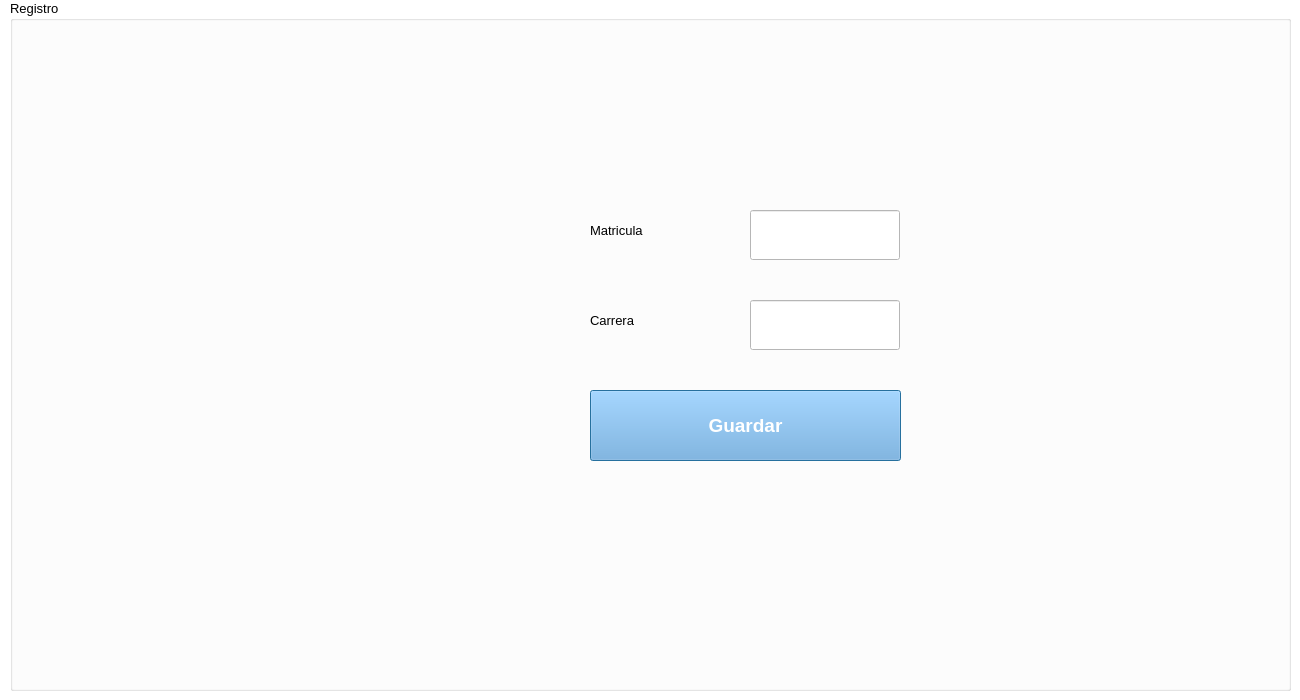
Before: the Qt Designer form UserExperience/views/register.ui in ChavezE/smartbooth, drawn with Qt 5.
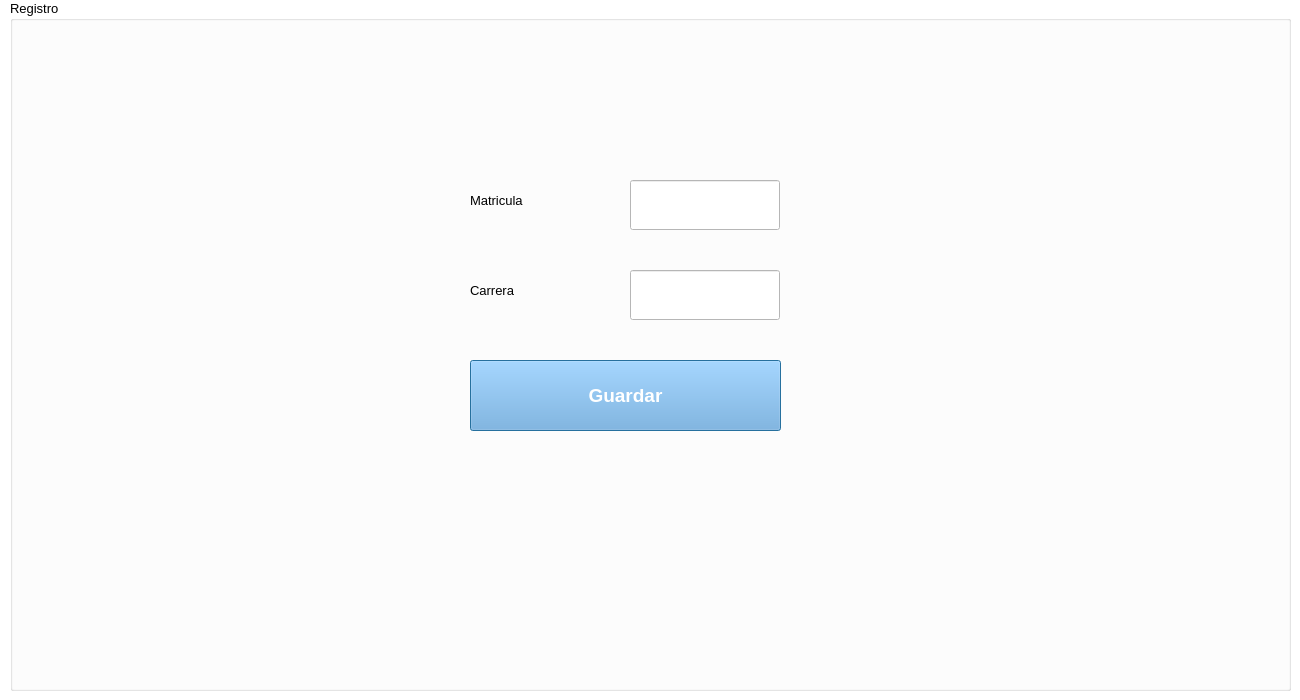
After: the same form once the commit is applied.

Commit message: register view y mainwindow view

What changed in the file:
```diff
--- a/UserExperience/views/register.ui
+++ b/UserExperience/views/register.ui
@@ -100,8 +100,8 @@
    <widget class="QLineEdit" name="studentId">
     <property name="geometry">
      <rect>
-      <x>740</x>
-      <y>210</y>
+      <x>620</x>
+      <y>180</y>
       <width>150</width>
       <height>50</height>
      </rect>
@@ -115,8 +115,8 @@
    <widget class="QLineEdit" name="carrera">
     <property name="geometry">
      <rect>
-      <x>740</x>
-      <y>300</y>
+      <x>620</x>
+      <y>270</y>
       <width>150</width>
       <height>50</height>
      </rect>
@@ -130,8 +130,8 @@
    <widget class="QLabel" name="label">
     <property name="geometry">
      <rect>
-      <x>580</x>
-      <y>210</y>
+      <x>460</x>
+      <y>180</y>
       <width>120</width>
       <height>40</height>
      </rect>
@@ -148,8 +148,8 @@
    <widget class="QLabel" name="label_2">
     <property name="geometry">
      <rect>
-      <x>580</x>
-      <y>300</y>
+      <x>460</x>
+      <y>270</y>
       <width>140</width>
       <height>40</height>
      </rect>
@@ -166,8 +166,8 @@
    <widget class="QPushButton" name="registerButton">
     <property name="geometry">
      <rect>
-      <x>580</x>
-      <y>390</y>
+      <x>460</x>
+      <y>360</y>
       <width>311</width>
       <height>71</height>
      </rect>
@@ -340,8 +340,8 @@
    <widget class="QLabel" name="mat_error">
     <property name="geometry">
      <rect>
-      <x>350</x>
-      <y>220</y>
+      <x>640</x>
+      <y>240</y>
       <width>121</width>
       <height>17</height>
      </rect>
@@ -427,7 +427,7 @@
    <widget class="QLabel" name="car_error">
     <property name="geometry">
      <rect>
-      <x>350</x>
+      <x>650</x>
       <y>310</y>
       <width>121</width>
       <height>17</height>
```
The commit also changes 1 other file.
